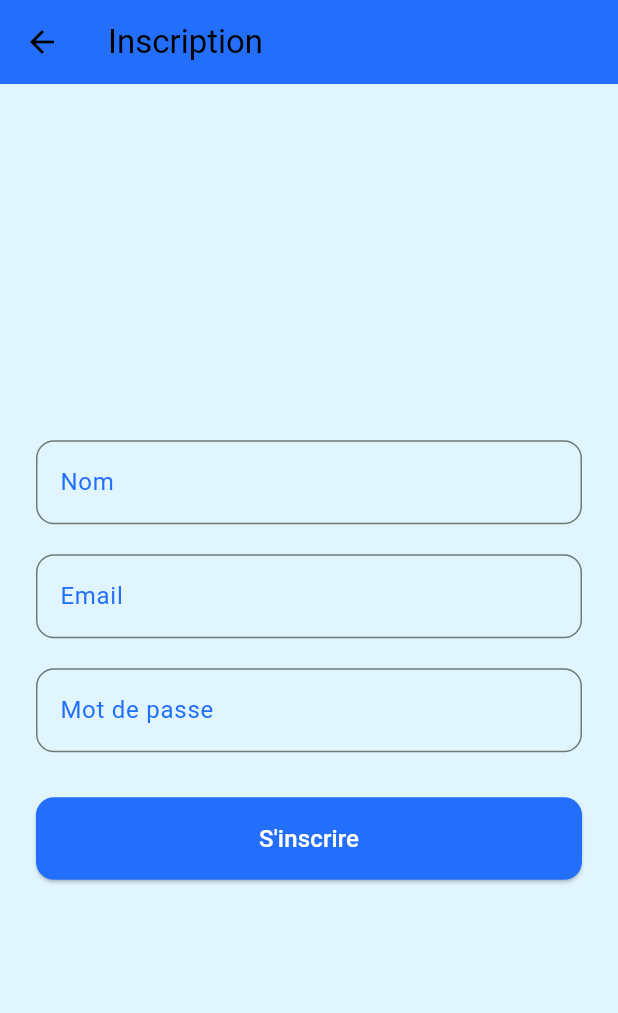
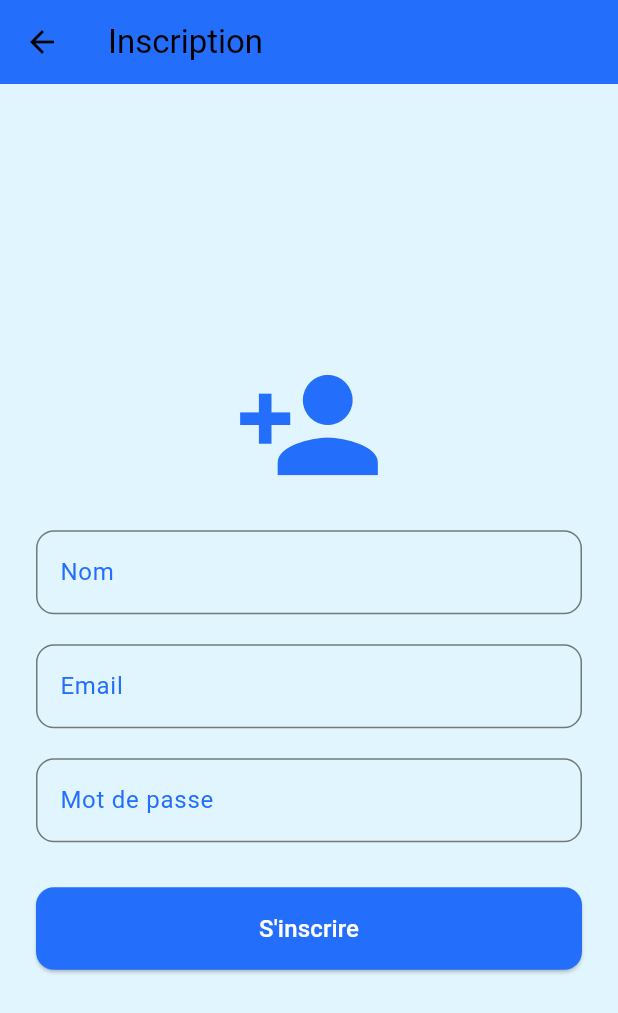
Before and after one commit to GOITAO/Mobile_app_intelligentee, a Flutter app: the screen it shows after launch, after a tap on "Sign Up", on a phone screen of 412 x 824 dp. Shown: the top 1013 px of the screen. Run offline on Flutter 3.47's test engine with Material 3 defaults, Android fonts, the phone set to English and light mode, and no system bars.

Commit message:
ajout de modification

```diff
--- a/lib/Home.dart
+++ b/lib/Home.dart
@@ -81,6 +81,7 @@ class _HomeScreenState extends State<HomeScreen> {
         ),
       ),
       bottomNavigationBar: BottomNavigationBar(
+        iconSize: 32, // Augmenter la taille des icônes
         selectedItemColor: _primaryColor,
         unselectedItemColor: const Color.fromARGB(255, 217, 215, 215),
         items: const [
--- a/lib/RegisterPage.dart
+++ b/lib/RegisterPage.dart
@@ -17,6 +17,14 @@ class RegisterPage extends StatelessWidget {
         child: Column(
           mainAxisAlignment: MainAxisAlignment.center,
           children: [
+            // Ajouter une icône en haut
+            const Icon(
+              Icons.person_add, // Icône d'inscription
+              size: 100, // Taille de l'icône
+              color: Color.fromARGB(255, 35, 111, 252), // Couleur de l'icône
+            ),
+            const SizedBox(height: 20), // Espacement après l'icône
+
             // Champ pour le nom
             TextFormField(
               decoration: InputDecoration(
--- a/lib/main.dart
+++ b/lib/main.dart
@@ -48,8 +48,9 @@ class SplashScreen extends StatelessWidget {
             children: [
               const Spacer(),
 
-              // Logo with shadow effect
-              Container(
+              // Centrer l'image horizontalement
+              Center(
+                child: Container(
                   decoration: BoxDecoration(
                     boxShadow: [
                       BoxShadow(
@@ -63,6 +64,7 @@ class SplashScreen extends StatelessWidget {
                     'images/img.png',
                     height: 200,
                     width: 200,
+                  ),
                 ),
               ),
 
```
Also changed, not shown: lib/Login.dart (+8 -0 lines). Lines whose indentation alone changed are shown as unchanged.
